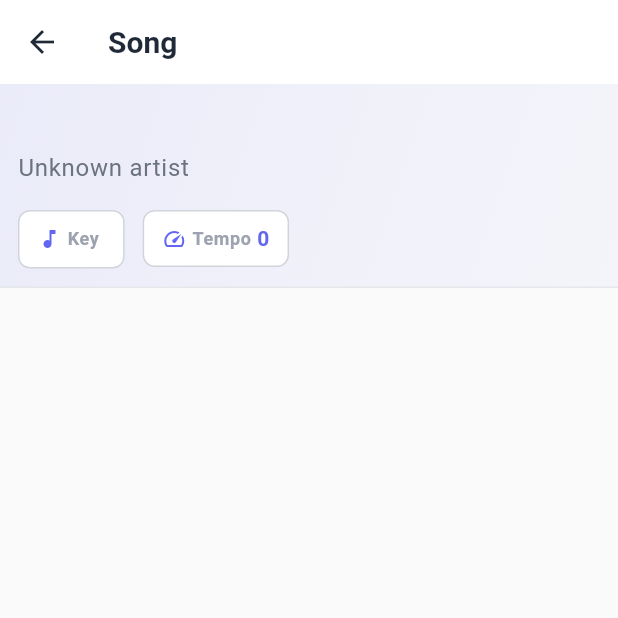
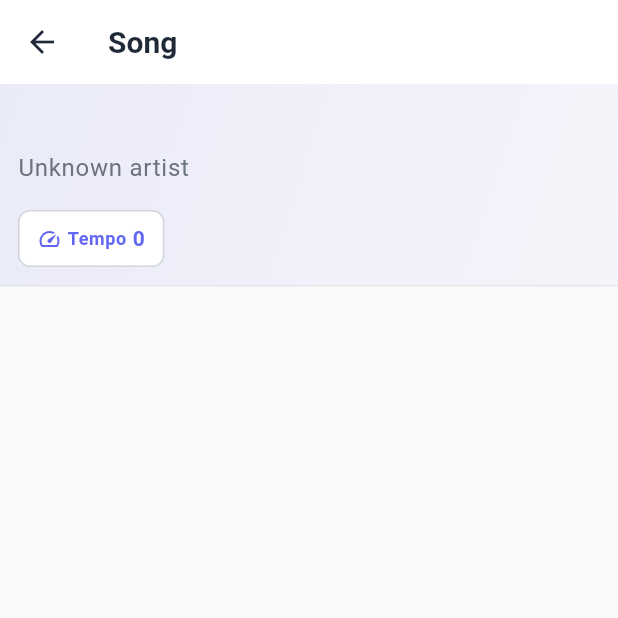
Before and after one commit to dvan2/WorshipLamal, a Flutter app: the SongDetailScreen screen opened directly with empty values, on a phone screen of 412 x 824 dp, the top half of it. Run offline on Flutter 3.47's test engine with Material 3 defaults, Android fonts, the phone set to English and light mode, and no system bars; our stand-ins replace flutter_riverpod, go_router, shared_preferences, supabase_flutter; accounts and stored records are empty; network calls fail.

Commit message:
ui description update

```diff
--- a/lib/features/profile/presentation/profile_tab.dart
+++ b/lib/features/profile/presentation/profile_tab.dart
@@ -43,20 +43,20 @@ class _ProfileTabState extends ConsumerState<ProfileTab> {
           const Divider(height: 32),
 
           // 3. AUDIO PREFERENCES (The New Feature)
-          _buildSectionTitle("Audio Preferences"),
+          _buildSectionTitle("Preferences"),
 
           ListTile(
             title: const Text("Vocal Mode"),
             subtitle: Text(
               prefsState.vocalMode == VocalMode.original
-                  ? "Original Keys"
+                  ? "Male Keys (Original)"
                   : "Female Keys (Auto-Lowered)",
             ),
             trailing: SegmentedButton<VocalMode>(
               segments: const [
                 ButtonSegment(
                   value: VocalMode.original,
-                  label: Text("Orig"),
+                  label: Text("Male"),
                   icon: Icon(Icons.music_note),
                 ),
                 ButtonSegment(
@@ -148,7 +148,7 @@ class _ProfileTabState extends ConsumerState<ProfileTab> {
               crossAxisAlignment: CrossAxisAlignment.start,
               children: [
                 Text(
-                  isGuest ? "Guest Musician" : (user.email ?? "User"),
+                  isGuest ? "Guest Account" : (user.email ?? "User"),
                   style: const TextStyle(
                     fontSize: 20,
                     fontWeight: FontWeight.bold,
--- a/lib/features/songs/presentation/screens/song_detail_screen.dart
+++ b/lib/features/songs/presentation/screens/song_detail_screen.dart
@@ -2,8 +2,10 @@ import 'package:flutter/material.dart';
 import 'package:flutter_riverpod/flutter_riverpod.dart';
 import 'package:worship_lamal/core/theme/app_colors.dart';
 import 'package:worship_lamal/core/theme/app_constants.dart';
+import 'package:worship_lamal/features/profile/presentation/providers/preferences_provider.dart';
 import 'package:worship_lamal/features/songs/data/models/song_model.dart';
 import 'package:worship_lamal/features/songs/data/models/lyric_line_model.dart';
+import 'package:worship_lamal/features/songs/presentation/providers/display_key_provider.dart';
 
 import '../providers/song_provider.dart';
 import '../widgets/song_header.dart';
@@ -29,18 +31,28 @@ class SongDetailScreen extends ConsumerWidget {
   }
 }
 
-class _SongDetailContent extends StatelessWidget {
+class _SongDetailContent extends ConsumerWidget {
   final Song song;
 
   const _SongDetailContent({required this.song});
 
   @override
-  Widget build(BuildContext context) {
+  Widget build(BuildContext context, WidgetRef ref) {
     final sections = _buildSections(song.lyricLines);
+
+    final displayKey = ref.watch(displayKeyProvider(song.key ?? ''));
+    final isFemaleMode =
+        ref.watch(preferencesProvider).vocalMode == VocalMode.female;
 
     return CustomScrollView(
       slivers: [
-        SliverToBoxAdapter(child: SongHeader(song: song)),
+        SliverToBoxAdapter(
+          child: SongHeader(
+            song: song,
+            displayKey: displayKey,
+            isTransposed: isFemaleMode,
+          ),
+        ),
         SliverPadding(
           padding: EdgeInsets.all(AppConstants.songDetailPadding),
           sliver: SliverList(
--- a/lib/features/songs/presentation/widgets/song_header.dart
+++ b/lib/features/songs/presentation/widgets/song_header.dart
@@ -3,17 +3,25 @@ import 'package:worship_lamal/core/theme/app_colors.dart';
 import 'package:worship_lamal/core/theme/app_constants.dart';
 import 'package:worship_lamal/features/songs/data/models/song_model.dart';
 
-/// Reusable song header widget displaying title, artist, and metadata
 class SongHeader extends StatelessWidget {
   final Song song;
+  // 1. New Properties
+  final String displayKey;
+  final bool isTransposed;
 
-  const SongHeader({super.key, required this.song});
+  const SongHeader({
+    super.key,
+    required this.song,
+    // 2. Require them (pass song.key as default if needed)
+    required this.displayKey,
+    this.isTransposed = false,
+  });
 
   @override
   Widget build(BuildContext context) {
     return Container(
       width: double.infinity,
-      padding: EdgeInsets.all(AppConstants.songDetailPadding),
+      padding: const EdgeInsets.all(AppConstants.songDetailPadding),
       decoration: BoxDecoration(
         gradient: LinearGradient(
           colors: [
@@ -23,7 +31,9 @@ class SongHeader extends StatelessWidget {
           begin: Alignment.topLeft,
           end: Alignment.bottomRight,
         ),
-        border: Border(bottom: BorderSide(color: AppColors.divider, width: 1)),
+        border: const Border(
+          bottom: BorderSide(color: AppColors.divider, width: 1),
+        ),
       ),
       child: Column(
         crossAxisAlignment: CrossAxisAlignment.start,
@@ -34,26 +44,29 @@ class SongHeader extends StatelessWidget {
               context,
             ).textTheme.displayMedium?.copyWith(fontWeight: FontWeight.bold),
           ),
-          SizedBox(height: AppConstants.songHeaderSpacing),
+          const SizedBox(height: AppConstants.songHeaderSpacing),
           Text(
             song.artistNames,
             style: Theme.of(
               context,
             ).textTheme.bodyLarge?.copyWith(color: AppColors.textSecondary),
           ),
-          if (song.key != null || song.bpm != null)
-            SizedBox(height: AppConstants.spacingLg),
-          if (song.key != null || song.bpm != null)
+
+          if (displayKey.isNotEmpty || song.bpm != null)
+            const SizedBox(height: AppConstants.spacingLg),
+
+          if (displayKey.isNotEmpty || song.bpm != null)
             Wrap(
               spacing: AppConstants.spacingMd,
               runSpacing: AppConstants.spacingSm,
               children: [
-                if (song.key != null)
+                if (displayKey.isNotEmpty)
                   _buildMetadataBadge(
                     context,
                     Icons.music_note,
                     'Key',
-                    song.key!,
+                    displayKey, // 3. Use the dynamic key
+                    isTransposed: isTransposed, // 4. Pass the flag
                   ),
                 if (song.bpm != null)
                   _buildMetadataBadge(
@@ -73,36 +86,52 @@ class SongHeader extends StatelessWidget {
     BuildContext context,
     IconData icon,
     String label,
-    String value,
-  ) {
+    String value, {
+    bool isTransposed = false, // Optional param
+  }) {
+    // Determine colors based on transposed state
+    final bgColor = isTransposed
+        ? AppColors
+              .keyBadgeTransposedBackground // Define this in AppColors
+        : AppColors.surface;
+
+    final borderColor = isTransposed
+        ? Colors.purple.withOpacity(0.3)
+        : AppColors.border;
+
+    final textColor = isTransposed
+        ? AppColors
+              .keyBadgeTransposedText // Define this in AppColors
+        : AppColors.primary;
+
     return Container(
-      padding: EdgeInsets.symmetric(
+      padding: const EdgeInsets.symmetric(
         horizontal: AppConstants.spacingMd,
         vertical: AppConstants.spacingSm,
       ),
       decoration: BoxDecoration(
-        color: AppColors.surface,
+        color: bgColor,
         borderRadius: BorderRadius.circular(AppConstants.radiusMd),
-        border: Border.all(color: AppColors.border, width: 1),
+        border: Border.all(color: borderColor, width: 1),
       ),
       child: Row(
         mainAxisSize: MainAxisSize.min,
         children: [
-          Icon(icon, size: 16, color: AppColors.primary),
-          SizedBox(width: AppConstants.spacingXs),
+          Icon(icon, size: 16, color: textColor),
+          const SizedBox(width: AppConstants.spacingXs),
           Text(
             label,
             style: Theme.of(context).textTheme.bodySmall?.copyWith(
-              color: AppColors.textTertiary,
+              color: textColor,
               fontWeight: FontWeight.w600,
             ),
           ),
-          SizedBox(width: AppConstants.spacingXs),
+          const SizedBox(width: AppConstants.spacingXs),
           Text(
             value,
             style: Theme.of(context).textTheme.bodyMedium?.copyWith(
               fontWeight: FontWeight.w600,
-              color: AppColors.primary,
+              color: textColor, // Use dynamic color
             ),
           ),
         ],
```
Also changed, not shown: 3 other files.
